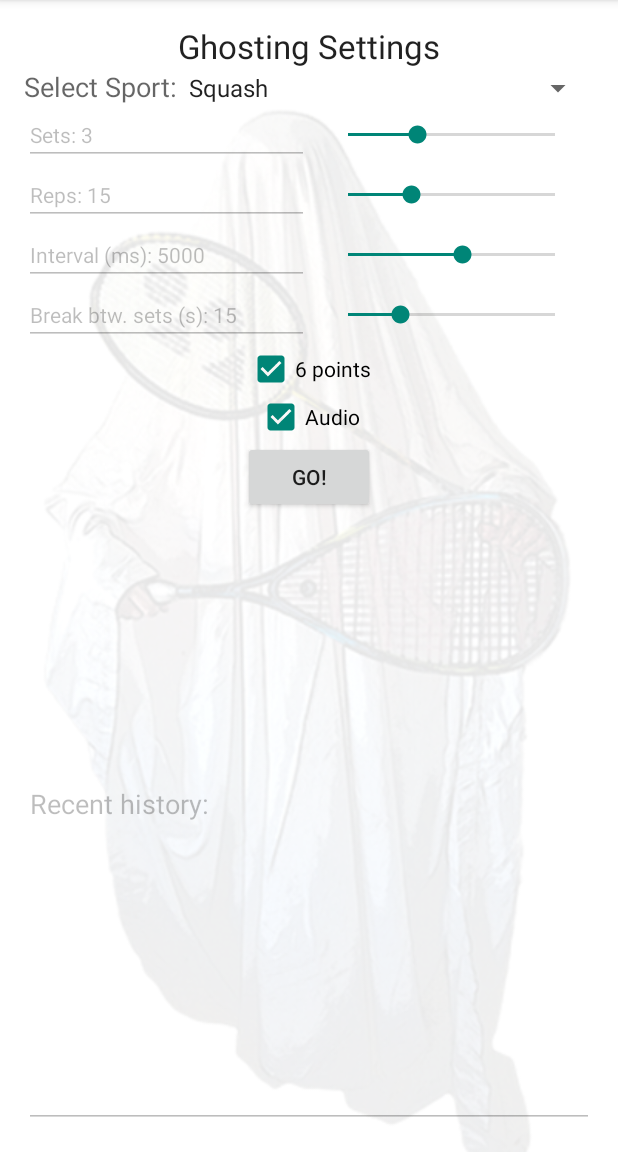
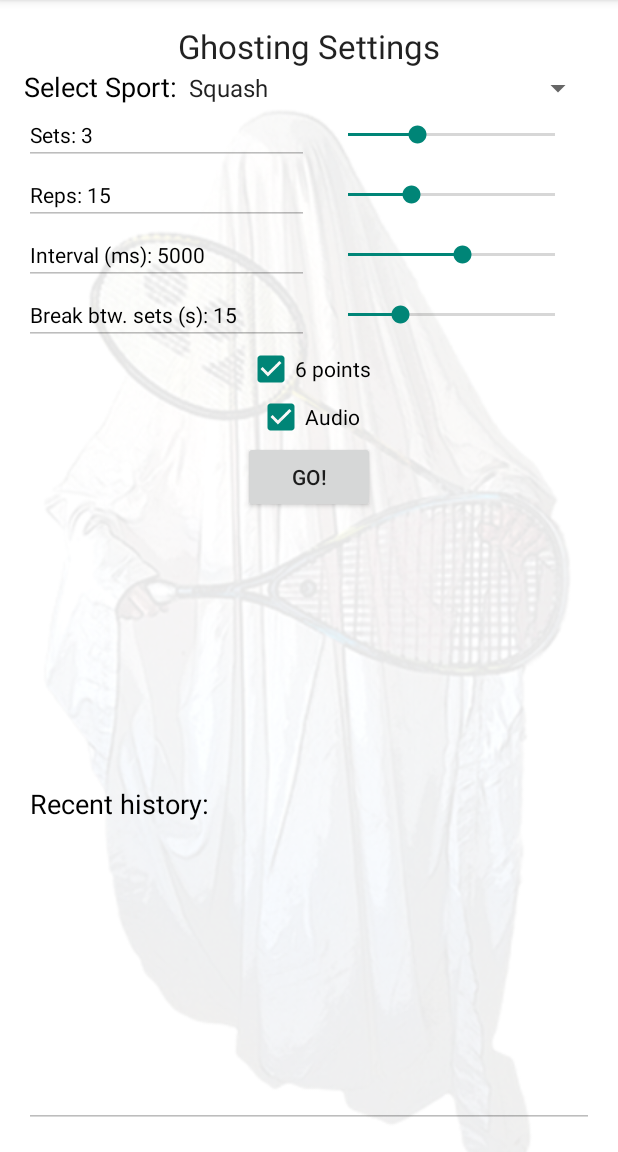
Before and after one commit to mrksbrg/RacketGhost, an Android app: the screen it shows after launch (MainActivity), on a phone screen of 412 x 824 dp, the part 84-1236 px from its top. Run offline under Robolectric (Android 15) with nearby library versions, the light colour scheme and no system bars.

Commit message:
Issue #36: Changed text color to black.

```diff
--- a/app/src/main/res/layout/activity_main.xml
+++ b/app/src/main/res/layout/activity_main.xml
@@ -29,7 +29,8 @@
             android:layout_height="wrap_content"
             android:textAppearance="?android:attr/textAppearanceMedium"
             android:id="@+id/textView0"
-            android:text="Select Sport:" />
+            android:text="Select Sport:"
+            android:textColor="@android:color/black" />
 
         <Spinner
             android:id="@+id/spinner"
@@ -50,7 +51,8 @@
                 android:text="Sets: 3"
                 android:layout_weight="1"
                 android:textAppearance="@style/TextAppearance.AppCompat.Small"
-                android:enabled="false" />
+                android:enabled="false"
+                android:textColor="@android:color/black" />
 
             <SeekBar
                 android:id="@+id/seekBarSets"
@@ -76,7 +78,8 @@
                 android:layout_weight="1"
                 android:textAppearance="@style/TextAppearance.AppCompat.Small"
                 android:editable="false"
-                android:enabled="false" />
+                android:enabled="false"
+                android:textColor="@android:color/black" />
 
             <SeekBar
                 android:id="@+id/seekBarReps"
@@ -101,7 +104,8 @@
                 android:id="@+id/txtInterval"
                 android:layout_weight="1"
                 android:textAppearance="@style/TextAppearance.AppCompat.Small"
-                android:enabled="false" />
+                android:enabled="false"
+                android:textColor="@android:color/black" />
 
             <SeekBar
                 android:id="@+id/seekBarInterval"
@@ -126,7 +130,8 @@
                 android:id="@+id/txtBreak"
                 android:layout_weight="1"
                 android:textAppearance="@style/TextAppearance.AppCompat.Small"
-                android:enabled="false" />
+                android:enabled="false"
+                android:textColor="@android:color/black" />
 
             <SeekBar
                 android:id="@+id/seekBarBreak"
@@ -173,6 +178,7 @@
             android:layout_weight="0.58"
             android:text="Recent history:"
             android:textAlignment="textStart"
-            android:enabled="false" />
+            android:enabled="false"
+            android:textColor="@android:color/black" />
 
 </LinearLayout>
```
